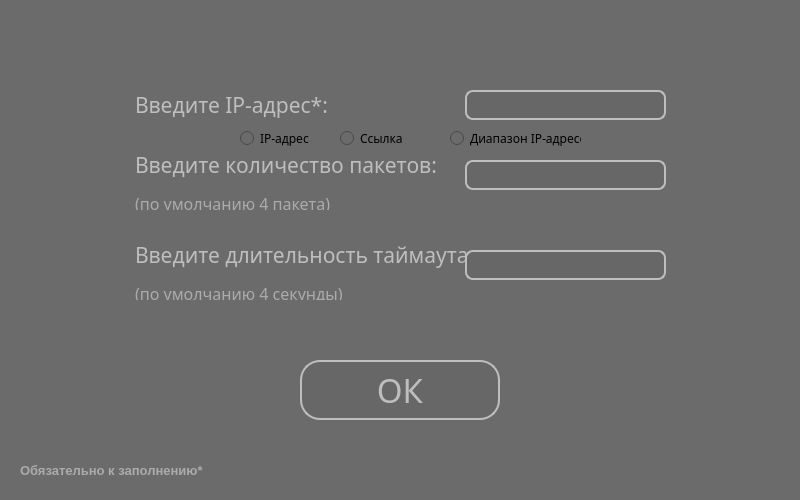
Old version of the form windows/inputForPing.ui in the repository canadianFisherman/systemAdminHelper.
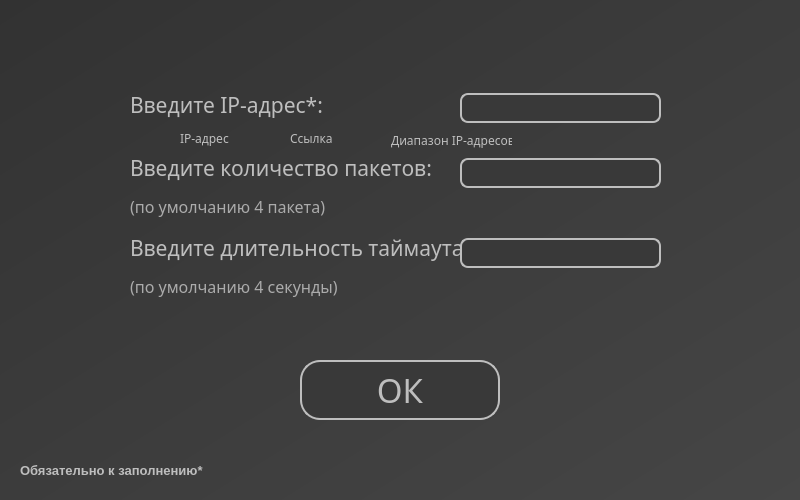
New version of the form.

What changed in the file:
```diff
--- a/windows/inputForPing.ui
+++ b/windows/inputForPing.ui
@@ -31,7 +31,9 @@
    <string>Ввод информации</string>
   </property>
   <property name="styleSheet">
-   <string notr="true">background-color: rgb(107, 107, 107);</string>
+   <string notr="true">
+background-color: qlineargradient(spread:pad, x1:0, y1:0, x2:1, y2:1, stop:0 rgba(50, 50, 50, 255), stop:1 rgba(70, 70, 70, 255));
+</string>
   </property>
   <widget class="QPushButton" name="pb_OK">
    <property name="geometry">
@@ -53,7 +55,7 @@
    <property name="styleSheet">
     <string notr="true">border-radius: 20;
 color: rgb(190, 190, 190);
-background-color: rgb(103, 103, 103);
+background-color: rgb(57, 57, 57);
 border: 2px solid;
 border-color: rgb(190, 190, 190);</string>
    </property>
@@ -64,7 +66,7 @@
   <widget class="QLabel" name="label">
    <property name="geometry">
     <rect>
-     <x>135</x>
+     <x>130</x>
      <y>90</y>
      <width>331</width>
      <height>30</height>
@@ -78,6 +80,7 @@
    </property>
    <property name="styleSheet">
     <string notr="true">color: rgb(190, 190, 190);
+background-color: rgba(255, 255, 255, 0);
 </string>
    </property>
    <property name="text">
@@ -87,10 +90,10 @@
   <widget class="QLabel" name="label_2">
    <property name="geometry">
     <rect>
-     <x>135</x>
+     <x>130</x>
      <y>150</y>
      <width>331</width>
-     <height>60</height>
+     <height>71</height>
     </rect>
    </property>
    <property name="font">
@@ -99,7 +102,9 @@
     </font>
    </property>
    <property name="styleSheet">
-    <string notr="true"/>
+    <string notr="true">color: rgb(190, 190, 190);
+background-color: rgba(255, 255, 255, 0);
+</string>
    </property>
    <property name="text">
     <string>&lt;html&gt;&lt;head/&gt;&lt;body&gt;&lt;p&gt;&lt;span style=&quot; font-size:16pt; color:#bebebe;&quot;&gt;Введите количество пакетов:&lt;/span&gt;&lt;/p&gt;&lt;p&gt;&lt;span style=&quot; font-size:12pt; color:#ababab;&quot;&gt;(по умолчанию 4 пакета)&lt;/span&gt;&lt;/p&gt;&lt;/body&gt;&lt;/html&gt;</string>
@@ -108,10 +113,10 @@
   <widget class="QLabel" name="label_3">
    <property name="geometry">
     <rect>
-     <x>135</x>
-     <y>240</y>
+     <x>130</x>
+     <y>230</y>
      <width>331</width>
-     <height>60</height>
+     <height>71</height>
     </rect>
    </property>
    <property name="font">
@@ -121,7 +126,9 @@
     </font>
    </property>
    <property name="styleSheet">
-    <string notr="true"/>
+    <string notr="true">color: rgb(190, 190, 190);
+background-color: rgba(255, 255, 255, 0);
+</string>
    </property>
    <property name="text">
     <string>&lt;html&gt;&lt;head/&gt;&lt;body&gt;&lt;p&gt;&lt;span style=&quot; font-size:16pt; color:#bebebe;&quot;&gt;Введите длительность таймаута:&lt;/span&gt;&lt;/p&gt;&lt;p&gt;&lt;span style=&quot; font-size:12pt; color:#ababab;&quot;&gt;(по умолчанию 4 секунды)&lt;/span&gt;&lt;/p&gt;&lt;/body&gt;&lt;/html&gt;</string>
@@ -142,7 +149,9 @@
     </font>
    </property>
    <property name="styleSheet">
-    <string notr="true">color: rgb(171, 171, 171);</string>
+    <string notr="true">color: rgb(171, 171, 171);color: rgb(190, 190, 190);
+background-color: rgba(255, 255, 255, 0);
+</string>
    </property>
    <property name="text">
     <string>&lt;html&gt;&lt;head/&gt;&lt;body&gt;&lt;p&gt;&lt;span style=&quot; font-weight:600;&quot;&gt;Обязательно к заполнению*&lt;/span&gt;&lt;/p&gt;&lt;/body&gt;&lt;/html&gt;</string>
@@ -151,50 +160,74 @@
   <widget class="QLineEdit" name="le_ip">
    <property name="geometry">
     <rect>
-     <x>465</x>
-     <y>90</y>
+     <x>460</x>
+     <y>93</y>
      <width>201</width>
      <height>30</height>
     </rect>
    </property>
+   <property name="font">
+    <font>
+     <family>Yu Gothic UI Light</family>
+     <pointsize>11</pointsize>
+    </font>
+   </property>
    <property name="styleSheet">
     <string notr="true">border-radius: 8;
 color: rgb(190, 190, 190);
-background-color: rgb(103, 103, 103);
+background-color: rgb(57, 57, 57);
 border: 2px solid;
 border-color: rgb(190, 190, 190);</string>
    </property>
+   <property name="text">
+    <string/>
+   </property>
   </widget>
   <widget class="QLineEdit" name="le_packets">
    <property name="geometry">
     <rect>
-     <x>465</x>
-     <y>160</y>
+     <x>460</x>
+     <y>158</y>
      <width>201</width>
      <height>30</height>
     </rect>
    </property>
+   <property name="font">
+    <font>
+     <family>Yu Gothic UI Light</family>
+     <pointsize>11</pointsize>
+    </font>
+   </property>
    <property name="styleSheet">
     <string notr="true">border-radius: 8;
 color: rgb(190, 190, 190);
-background-color: rgb(103, 103, 103);
+background-color: rgb(57, 57, 57);
 border: 2px solid;
 border-color: rgb(190, 190, 190);</string>
    </property>
+   <property name="text">
+    <string/>
+   </property>
   </widget>
   <widget class="QLineEdit" name="le_timeout">
    <property name="geometry">
     <rect>
-     <x>465</x>
-     <y>250</y>
+     <x>460</x>
+     <y>238</y>
      <width>201</width>
      <height>30</height>
     </rect>
    </property>
+   <property name="font">
+    <font>
+     <family>Yu Gothic UI Light</family>
+     <pointsize>11</pointsize>
+    </font>
+   </property>
    <property name="styleSheet">
     <string notr="true">border-radius: 8;
 color: rgb(190, 190, 190);
-background-color: rgb(103, 103, 103);
+background-color: rgb(57, 57, 57);
 border: 2px solid;
 border-color: rgb(190, 190, 190);</string>
    </property>
@@ -202,15 +235,38 @@
     <string/>
    </property>
   </widget>
+  <widget class="QRadioButton" name="rb_range">
+   <property name="geometry">
+    <rect>
+     <x>371</x>
+     <y>130</y>
+     <width>141</width>
+     <height>20</height>
+    </rect>
+   </property>
+   <property name="styleSheet">
+    <string notr="true">color: rgb(190, 190, 190);
+background-color: rgba(255, 255, 255, 0);
+</string>
+   </property>
+   <property name="text">
+    <string>Диапазон IP-адресов</string>
+   </property>
+  </widget>
   <widget class="QRadioButton" name="rb_ip">
    <property name="geometry">
     <rect>
-     <x>240</x>
+     <x>160</x>
      <y>130</y>
      <width>82</width>
      <height>17</height>
     </rect>
    </property>
+   <property name="styleSheet">
+    <string notr="true">color: rgb(190, 190, 190);
+background-color: rgba(255, 255, 255, 0);
+</string>
+   </property>
    <property name="text">
     <string>IP-адрес</string>
    </property>
@@ -218,29 +274,21 @@
   <widget class="QRadioButton" name="rb_link">
    <property name="geometry">
     <rect>
-     <x>340</x>
+     <x>270</x>
      <y>130</y>
      <width>82</width>
      <height>17</height>
     </rect>
    </property>
+   <property name="styleSheet">
+    <string notr="true">color: rgb(190, 190, 190);
+background-color: rgba(255, 255, 255, 0);
+</string>
+   </property>
    <property name="text">
     <string>Ссылка</string>
    </property>
   </widget>
-  <widget class="QRadioButton" name="rb_range">
-   <property name="geometry">
-    <rect>
-     <x>450</x>
-     <y>130</y>
-     <width>131</width>
-     <height>17</height>
-    </rect>
-   </property>
-   <property name="text">
-    <string>Диапазон IP-адресов</string>
-   </property>
-  </widget>
  </widget>
  <resources/>
  <connections/>
```
